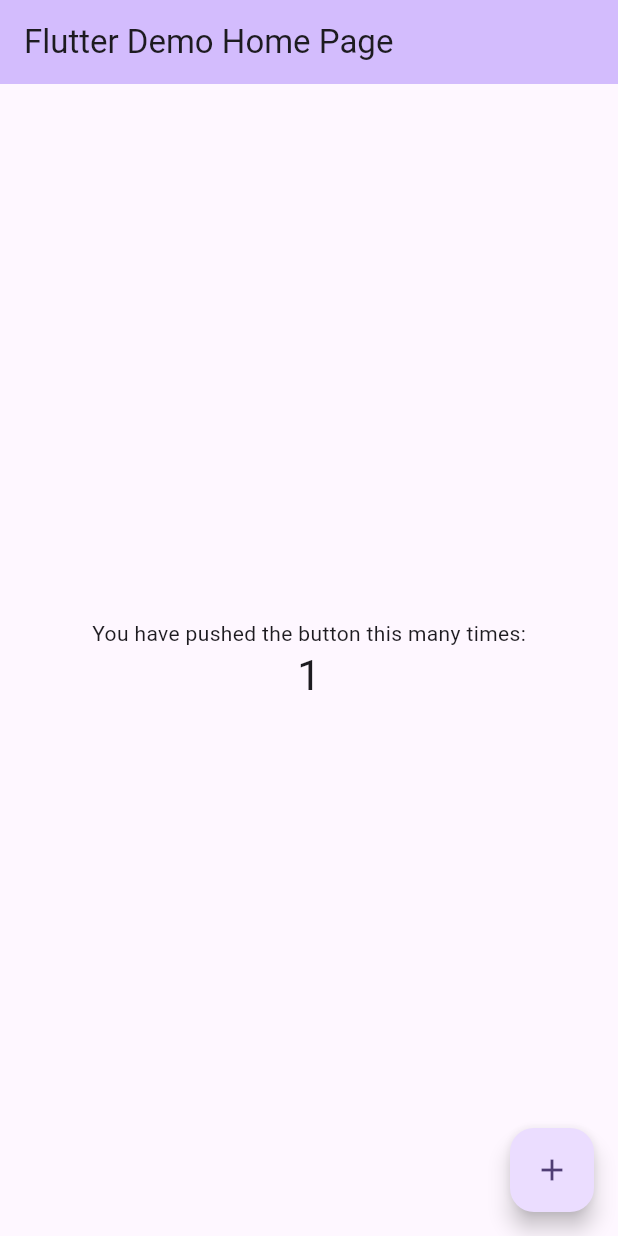
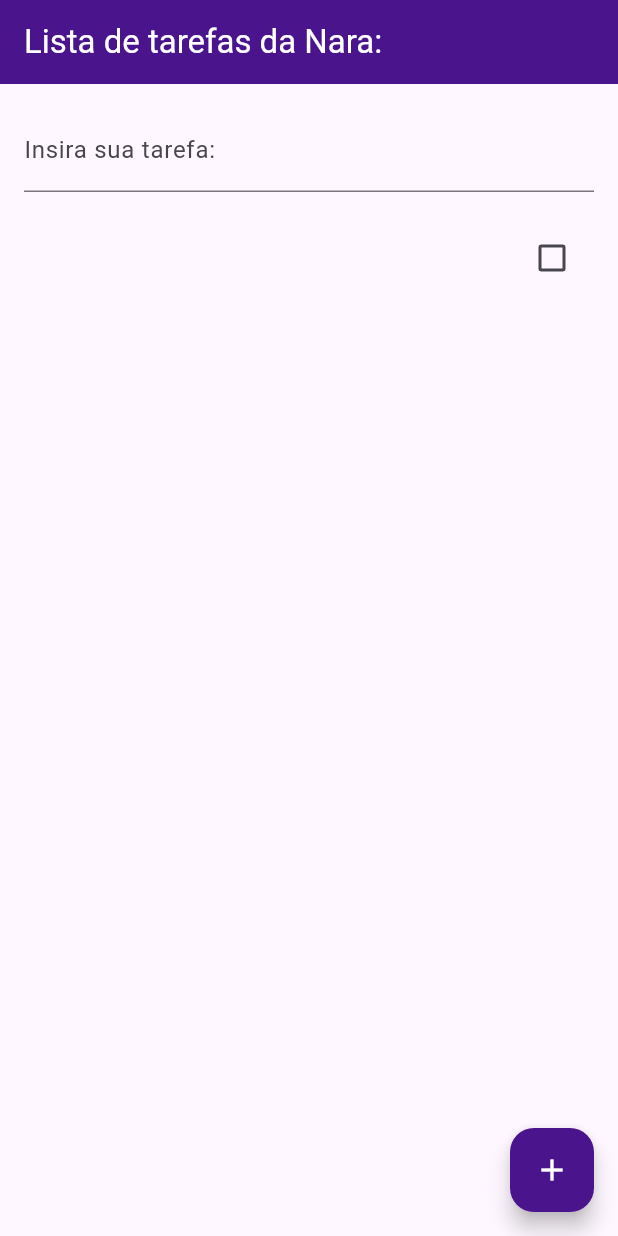
Before and after one commit to NarayaneRibeiro/ListaDeTarefas, a Flutter app: the screen it shows after launch, after a tap on the "add" icon, on a phone screen of 412 x 824 dp. Run offline on Flutter 3.47's test engine with Material 3 defaults, Android fonts, the phone set to English and light mode, and no system bars.

Commit message:
nova modificação

```diff
--- /dev/null
+++ b/lista_de_tarefas/lib/itens.dart
@@ -0,0 +1,20 @@
+class Item {
+  String titulo;
+  bool concluido;
+
+  Item({
+    required this.titulo,
+    required this.concluido,
+  });
+
+  Item.fromJson(Map<String, dynamic> json)
+      : titulo = json['titulo'] ?? '',
+        concluido = json['concluido'] ?? false;
+
+  Map<String, dynamic> toJson() {
+    return {
+      'titulo': titulo,
+      'concluido': concluido,
+    };
+  }
+}
--- a/lista_de_tarefas/lib/main.dart
+++ b/lista_de_tarefas/lib/main.dart
@@ -1,4 +1,5 @@
 import 'package:flutter/material.dart';
+import 'package:lista_de_tarefas/itens.dart';
 
 void main() {
   runApp(const MyApp());
@@ -7,119 +8,93 @@ void main() {
 class MyApp extends StatelessWidget {
   const MyApp({super.key});
 
-  // This widget is the root of your application.
   @override
   Widget build(BuildContext context) {
     return MaterialApp(
-      title: 'Flutter Demo',
+      title: 'Lista de tarefas',
+      debugShowCheckedModeBanner: false,
       theme: ThemeData(
-        // This is the theme of your application.
-        //
-        // TRY THIS: Try running your application with "flutter run". You'll see
-        // the application has a purple toolbar. Then, without quitting the app,
-        // try changing the seedColor in the colorScheme below to Colors.green
-        // and then invoke "hot reload" (save your changes or press the "hot
-        // reload" button in a Flutter-supported IDE, or press "r" if you used
-        // the command line to start the app).
-        //
-        // Notice that the counter didn't reset back to zero; the application
-        // state is not lost during the reload. To reset the state, use hot
-        // restart instead.
-        //
-        // This works for code too, not just values: Most code changes can be
-        // tested with just a hot reload.
-        colorScheme: ColorScheme.fromSeed(seedColor: Colors.deepPurple),
-        useMaterial3: true,
+        primarySwatch: Colors.blue,
       ),
-      home: const MyHomePage(title: 'Flutter Demo Home Page'),
+      home: HomePage(),
     );
   }
 }
 
-class MyHomePage extends StatefulWidget {
-  const MyHomePage({super.key, required this.title});
+class HomePage extends StatefulWidget {
+  //HomePage({super.key});
+  final List<Item> itens;
 
-  // This widget is the home page of your application. It is stateful, meaning
-  // that it has a State object (defined below) that contains fields that affect
-  // how it looks.
-
-  // This class is the configuration for the state. It holds the values (in this
-  // case the title) provided by the parent (in this case the App widget) and
-  // used by the build method of the State. Fields in a Widget subclass are
-  // always marked "final".
-
-  final String title;
-
+  HomePage() : itens = [];
   @override
-  State<MyHomePage> createState() => _MyHomePageState();
+  HomePageState createState() => HomePageState();
 }
 
-class _MyHomePageState extends State<MyHomePage> {
-  int _counter = 0;
-
-  void _incrementCounter() {
-    setState(() {
-      // This call to setState tells the Flutter framework that something has
-      // changed in this State, which causes it to rerun the build method below
-      // so that the display can reflect the updated values. If we changed
-      // _counter without calling setState(), then the build method would not be
-      // called again, and so nothing would appear to happen.
-      _counter++;
-    });
-  }
-
+class HomePageState extends State<HomePage> {
+  var controlar = TextEditingController();
   @override
   Widget build(BuildContext context) {
-    // This method is rerun every time setState is called, for instance as done
-    // by the _incrementCounter method above.
-    //
-    // The Flutter framework has been optimized to make rerunning build methods
-    // fast, so that you can just rebuild anything that needs updating rather
-    // than having to individually change instances of widgets.
     return Scaffold(
       appBar: AppBar(
-        // TRY THIS: Try changing the color here to a specific color (to
-        // Colors.amber, perhaps?) and trigger a hot reload to see the AppBar
-        // change color while the other colors stay the same.
-        backgroundColor: Theme.of(context).colorScheme.inversePrimary,
-        // Here we take the value from the MyHomePage object that was created by
-        // the App.build method, and use it to set our appbar title.
-        title: Text(widget.title),
+        title: const Text(
+          'Lista de tarefas da Nara:',
+          style: TextStyle(color: Colors.white),
+        ),
+        backgroundColor: Colors.purple[900],
+        //leading: <Widget>[Icon(Icons.density_medium_rounded)],
+        //actions: <Widget>[Icon(Icons.density_medium_sharp)],
       ),
-      body: Center(
-        // Center is a layout widget. It takes a single child and positions it
-        // in the middle of the parent.
-        child: Column(
-          // Column is also a layout widget. It takes a list of children and
-          // arranges them vertically. By default, it sizes itself to fit its
-          // children horizontally, and tries to be as tall as its parent.
-          //
-          // Column has various properties to control how it sizes itself and
-          // how it positions its children. Here we use mainAxisAlignment to
-          // center the children vertically; the main axis here is the vertical
-          // axis because Columns are vertical (the cross axis would be
-          // horizontal).
-          //
-          // TRY THIS: Invoke "debug painting" (choose the "Toggle Debug Paint"
-          // action in the IDE, or press "p" in the console), to see the
-          // wireframe for each widget.
-          mainAxisAlignment: MainAxisAlignment.center,
-          children: <Widget>[
-            const Text(
-              'You have pushed the button this many times:',
+      body: Column(
+        children: [
+          Padding(
+            padding: EdgeInsets.all(16),
+            child: Column(
+              children: [
+                TextFormField(
+                  controller: controlar,
+                  keyboardType: TextInputType.text,
+                  decoration: InputDecoration(labelText: 'Insira sua tarefa:'),
+                ),
+              ],
             ),
-            Text(
-              '$_counter',
-              style: Theme.of(context).textTheme.headlineMedium,
+          ),
+          Expanded(
+            child: ListView.builder(
+              itemCount: widget.itens.length,
+              itemBuilder: (BuildContext context, int index) {
+                final item = widget.itens[index];
+                return CheckboxListTile(
+                  title: Text(item.titulo),
+                  key: Key(item.titulo),
+                  value: item.concluido,
+                  onChanged: (value) {
+                    setState(() {
+                      item.concluido = value ?? false;
+                    });
+                  },
+                );
+              },
             ),
-          ],
+          )
+        ],
+      ),
+      floatingActionButton: FloatingActionButton(
+        backgroundColor: Colors.purple[900],
+        onPressed: () {
+          setState(
+            () {
+              widget.itens.add(
+                Item(titulo: controlar.text, concluido: false),
+              );
+              controlar.clear();
+            },
+          );
+        },
+        child: Icon(
+          Icons.add,
+          color: Colors.white,
         ),
       ),
-      floatingActionButton: FloatingActionButton(
-        onPressed: _incrementCounter,
-        tooltip: 'Increment',
-        child: const Icon(Icons.add),
-      ), // This trailing comma makes auto-formatting nicer for build methods.
     );
   }
 }
```
